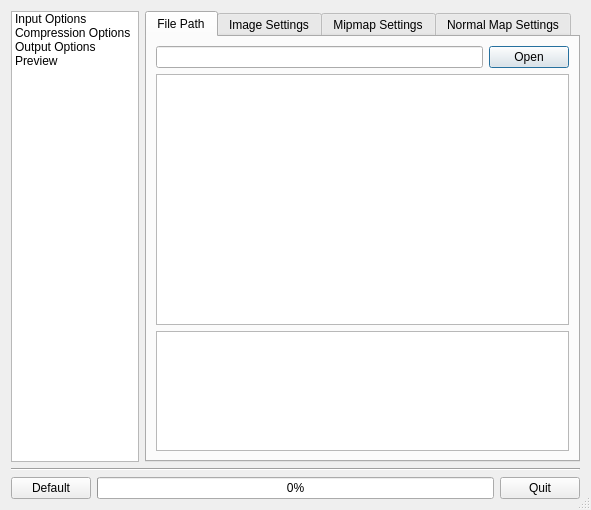
The window that src/nvtt/tools/configdialog.ui (castano/nvidia-texture-tools) describes before a commit, drawn with Qt 5.
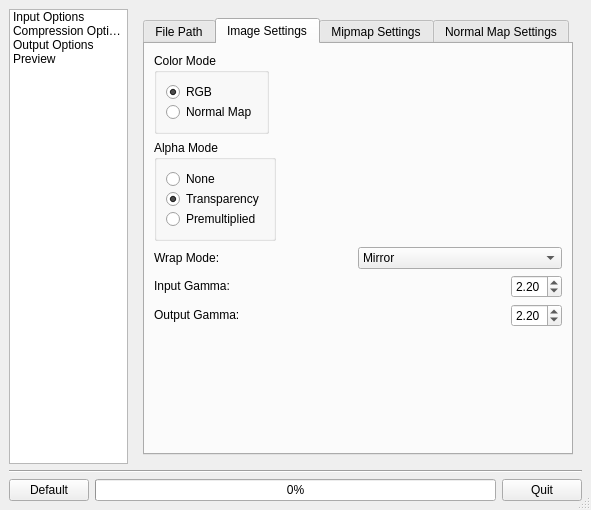
The same window after the commit. The open tabs and pages were chosen to show the change. Icons and pictures are not drawn.

```diff
--- a/src/nvtt/tools/configdialog.ui
+++ b/src/nvtt/tools/configdialog.ui
@@ -19,18 +19,30 @@
    <bool>true</bool>
   </property>
   <layout class="QVBoxLayout" >
+   <property name="margin" >
+    <number>9</number>
+   </property>
+   <property name="spacing" >
+    <number>6</number>
+   </property>
    <item>
     <layout class="QHBoxLayout" >
+     <property name="margin" >
+      <number>0</number>
+     </property>
+     <property name="spacing" >
+      <number>6</number>
+     </property>
      <item>
       <layout class="QVBoxLayout" >
+       <property name="margin" >
+        <number>0</number>
+       </property>
+       <property name="spacing" >
+        <number>6</number>
+       </property>
        <item>
         <widget class="QListWidget" name="listWidget" >
-         <property name="sizePolicy" >
-          <sizepolicy vsizetype="Expanding" hsizetype="Expanding" >
-           <horstretch>0</horstretch>
-           <verstretch>0</verstretch>
-          </sizepolicy>
-         </property>
          <property name="minimumSize" >
           <size>
            <width>64</width>
@@ -90,22 +102,24 @@
      </item>
      <item>
       <widget class="QStackedWidget" name="stackedWidget" >
+       <property name="sizePolicy" >
+        <sizepolicy>
+         <hsizetype>7</hsizetype>
+         <vsizetype>7</vsizetype>
+         <horstretch>0</horstretch>
+         <verstretch>0</verstretch>
+        </sizepolicy>
+       </property>
        <property name="currentIndex" >
         <number>0</number>
        </property>
        <widget class="QWidget" name="inputPage" >
         <layout class="QVBoxLayout" >
-         <property name="leftMargin" >
-          <number>0</number>
+         <property name="margin" >
+          <number>9</number>
          </property>
-         <property name="topMargin" >
-          <number>0</number>
-         </property>
-         <property name="rightMargin" >
-          <number>0</number>
-         </property>
-         <property name="bottomMargin" >
-          <number>0</number>
+         <property name="spacing" >
+          <number>6</number>
          </property>
          <item>
           <widget class="QTabWidget" name="tabWidget" >
@@ -115,7 +129,7 @@
            <property name="usesScrollButtons" >
             <bool>false</bool>
            </property>
-           <widget class="QWidget" name="" >
+           <widget class="QWidget" name="widget" >
             <attribute name="title" >
              <string>File Path</string>
             </attribute>
@@ -138,19 +152,14 @@
                 <number>0</number>
                </property>
                <item>
-                <widget class="QLineEdit" name="imagePathLineEdit" >
-                 <property name="sizePolicy" >
-                  <sizepolicy vsizetype="Fixed" hsizetype="Expanding" >
-                   <horstretch>0</horstretch>
-                   <verstretch>0</verstretch>
-                  </sizepolicy>
-                 </property>
-                </widget>
+                <widget class="QLineEdit" name="imagePathLineEdit" />
                </item>
                <item>
                 <widget class="QPushButton" name="openButton" >
                  <property name="sizePolicy" >
-                  <sizepolicy vsizetype="Fixed" hsizetype="Minimum" >
+                  <sizepolicy>
+                   <hsizetype>0</hsizetype>
+                   <vsizetype>0</vsizetype>
                    <horstretch>0</horstretch>
                    <verstretch>0</verstretch>
                   </sizepolicy>
@@ -168,7 +177,9 @@
              <item>
               <widget class="QTextEdit" name="imageDescription" >
                <property name="sizePolicy" >
-                <sizepolicy vsizetype="Maximum" hsizetype="Expanding" >
+                <sizepolicy>
+                 <hsizetype>0</hsizetype>
+                 <vsizetype>0</vsizetype>
                  <horstretch>0</horstretch>
                  <verstretch>0</verstretch>
                 </sizepolicy>
@@ -186,15 +197,23 @@
              </item>
             </layout>
            </widget>
-           <widget class="QWidget" name="" >
+           <widget class="QWidget" name="widget" >
             <attribute name="title" >
              <string>Image Settings</string>
             </attribute>
             <layout class="QVBoxLayout" >
+             <property name="margin" >
+              <number>9</number>
+             </property>
+             <property name="spacing" >
+              <number>6</number>
+             </property>
              <item>
               <widget class="QGroupBox" name="groupBox_5" >
                <property name="sizePolicy" >
-                <sizepolicy vsizetype="Preferred" hsizetype="Preferred" >
+                <sizepolicy>
+                 <hsizetype>0</hsizetype>
+                 <vsizetype>0</vsizetype>
                  <horstretch>0</horstretch>
                  <verstretch>0</verstretch>
                 </sizepolicy>
@@ -203,21 +222,12 @@
                 <string>Color Mode</string>
                </property>
                <layout class="QVBoxLayout" >
+                <property name="margin" >
+                 <number>9</number>
+                </property>
                 <property name="spacing" >
                  <number>0</number>
                 </property>
-                <property name="leftMargin" >
-                 <number>4</number>
-                </property>
-                <property name="topMargin" >
-                 <number>4</number>
-                </property>
-                <property name="rightMargin" >
-                 <number>4</number>
-                </property>
-                <property name="bottomMargin" >
-                 <number>4</number>
-                </property>
                 <item>
                  <widget class="QRadioButton" name="radioButton_3" >
                   <property name="text" >
@@ -241,7 +251,9 @@
              <item>
               <widget class="QGroupBox" name="groupBox_4" >
                <property name="sizePolicy" >
-                <sizepolicy vsizetype="Preferred" hsizetype="Preferred" >
+                <sizepolicy>
+                 <hsizetype>0</hsizetype>
+                 <vsizetype>0</vsizetype>
                  <horstretch>0</horstretch>
                  <verstretch>0</verstretch>
                 </sizepolicy>
@@ -250,21 +262,12 @@
                 <string>Alpha Mode</string>
                </property>
                <layout class="QVBoxLayout" >
+                <property name="margin" >
+                 <number>9</number>
+                </property>
                 <property name="spacing" >
                  <number>0</number>
                 </property>
-                <property name="leftMargin" >
-                 <number>4</number>
-                </property>
-                <property name="topMargin" >
-                 <number>4</number>
-                </property>
-                <property name="rightMargin" >
-                 <number>4</number>
-                </property>
-                <property name="bottomMargin" >
-                 <number>4</number>
-                </property>
                 <item>
                  <widget class="QRadioButton" name="alphaNoneRadioButton" >
                   <property name="text" >
@@ -369,7 +372,9 @@
                <item>
                 <widget class="QLabel" name="label_5" >
                  <property name="sizePolicy" >
-                  <sizepolicy vsizetype="Preferred" hsizetype="Minimum" >
+                  <sizepolicy>
+                   <hsizetype>7</hsizetype>
+                   <vsizetype>0</vsizetype>
                    <horstretch>0</horstretch>
                    <verstretch>0</verstretch>
                   </sizepolicy>
@@ -384,6 +389,14 @@
                </item>
                <item>
                 <widget class="QDoubleSpinBox" name="inputGammaSpinBox" >
+                 <property name="sizePolicy" >
+                  <sizepolicy>
+                   <hsizetype>4</hsizetype>
+                   <vsizetype>0</vsizetype>
+                   <horstretch>0</horstretch>
+                   <verstretch>0</verstretch>
+                  </sizepolicy>
+                 </property>
                  <property name="buttonSymbols" >
                   <enum>QAbstractSpinBox::UpDownArrows</enum>
                  </property>
@@ -423,7 +436,9 @@
                <item>
                 <widget class="QLabel" name="label_6" >
                  <property name="sizePolicy" >
-                  <sizepolicy vsizetype="Preferred" hsizetype="Minimum" >
+                  <sizepolicy>
+                   <hsizetype>7</hsizetype>
+                   <vsizetype>0</vsizetype>
                    <horstretch>0</horstretch>
                    <verstretch>0</verstretch>
                   </sizepolicy>
@@ -438,6 +453,14 @@
                </item>
                <item>
                 <widget class="QDoubleSpinBox" name="outputGammaSpinBox" >
+                 <property name="sizePolicy" >
+                  <sizepolicy>
+                   <hsizetype>4</hsizetype>
+                   <vsizetype>0</vsizetype>
+                   <horstretch>0</horstretch>
+                   <verstretch>0</verstretch>
+                  </sizepolicy>
+                 </property>
                  <property name="buttonSymbols" >
                   <enum>QAbstractSpinBox::UpDownArrows</enum>
                  </property>
@@ -472,11 +495,17 @@
              </item>
             </layout>
            </widget>
-           <widget class="QWidget" name="" >
+           <widget class="QWidget" name="widget" >
             <attribute name="title" >
              <string>Mipmap Settings</string>
             </attribute>
             <layout class="QVBoxLayout" >
+             <property name="margin" >
+              <number>9</number>
+             </property>
+             <property name="spacing" >
+              <number>6</number>
+             </property>
              <item>
               <widget class="QCheckBox" name="generateMipmapsCheckBox" >
                <property name="text" >
@@ -568,6 +597,12 @@
              </item>
              <item>
               <layout class="QHBoxLayout" >
+               <property name="margin" >
+                <number>0</number>
+               </property>
+               <property name="spacing" >
+                <number>6</number>
+               </property>
                <item>
                 <widget class="QCheckBox" name="limitMipmapsCheckBox" >
                  <property name="sizePolicy" >
@@ -633,7 +668,7 @@
              </item>
             </layout>
            </widget>
-           <widget class="QWidget" name="" >
+           <widget class="QWidget" name="widget" >
             <attribute name="title" >
              <string>Normal Map Settings</string>
             </attribute>
```
Left out of the diff: 261 changed lines with no effect on the pictures.
